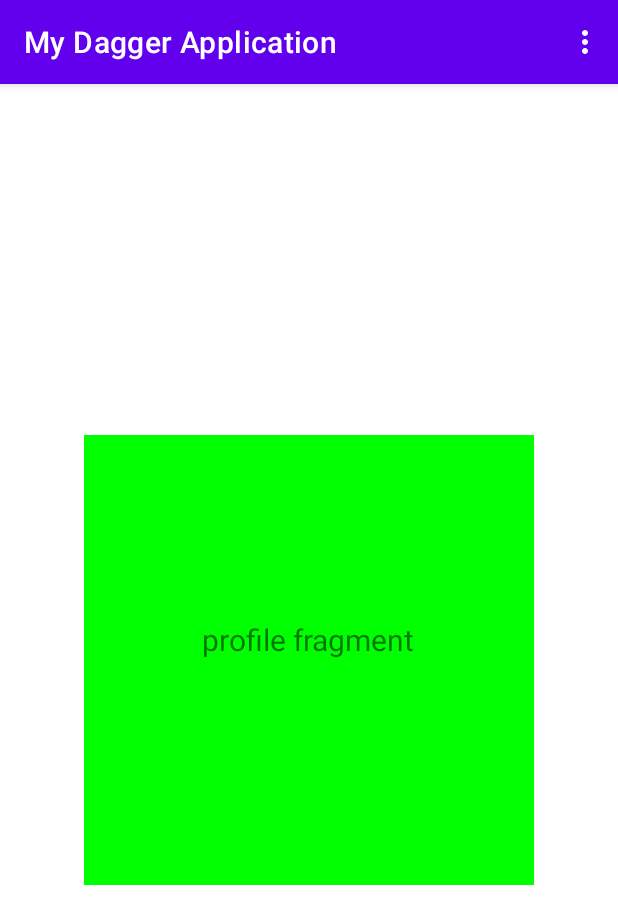
After one commit to ferrarijh/android-study-dagger-android-mvvm-rxjava, an Android app: the MainActivity screen opened directly, with no data from a screen before it, on a phone screen of 412 x 824 dp. The commit adds this screen. Shown: the top 924 px of the screen. Run offline under Robolectric (Android 15) with nearby library versions, the phone set to English and light mode, and no system bars; our stand-ins replace Dagger/Hilt's generated code.

Commit message:
feat: Practice multi-activities, fragment injection with different ViewModels

```diff
--- a/app/src/main/AndroidManifest.xml
+++ b/app/src/main/AndroidManifest.xml
@@ -19,6 +19,7 @@
                 <category android:name="android.intent.category.LAUNCHER" />
             </intent-filter>
         </activity>
+        <activity android:name=".ui.main.MainActivity"/>
     </application>
 
 </manifest>
--- a/app/src/main/java/com/example/mydaggerapplication/di/module/ActivityBuildersModule.kt
+++ b/app/src/main/java/com/example/mydaggerapplication/di/module/ActivityBuildersModule.kt
@@ -1,7 +1,9 @@
 package com.example.mydaggerapplication.di.module
 
 import com.example.mydaggerapplication.di.annotation.AuthScope
+import com.example.mydaggerapplication.di.annotation.MainScope
 import com.example.mydaggerapplication.ui.auth.AuthActivity
+import com.example.mydaggerapplication.ui.main.MainActivity
 import dagger.Module
 import dagger.android.ContributesAndroidInjector
 
@@ -12,4 +14,7 @@ abstract class ActivityBuildersModule {
     abstract fun contributeAuthActivity(): AuthActivity
 
     //add additional activities here annotated with @ContributesAndroidInjector
+    @MainScope
+    @ContributesAndroidInjector(modules=[FragmentBuildersModule::class, MainViewModelModule::class])
+    abstract fun contributeMainActivity(): MainActivity
 }
--- a/app/src/main/java/com/example/mydaggerapplication/di/module/AuthViewModelModule.kt
+++ b/app/src/main/java/com/example/mydaggerapplication/di/module/AuthViewModelModule.kt
@@ -8,9 +8,9 @@ import dagger.Binds
 import dagger.Module
 import dagger.multibindings.IntoMap
 
-
 @Module
 abstract class AuthViewModelModule {
+
     @Binds
     @IntoMap
     @ViewModelKey(AuthViewModel::class)
--- a/app/src/main/java/com/example/mydaggerapplication/network/AuthResource.kt
+++ b/app/src/main/java/com/example/mydaggerapplication/network/AuthResource.kt
@@ -4,7 +4,7 @@ sealed class AuthResource<T>(
     val data: T? = null,
     val message: String? = null
 ) {
-    class LogIn<T>(data: T) : AuthResource<T>(data)
+    class Login<T>(data: T) : AuthResource<T>(data)
     class Loading<T>(data: T? = null) : AuthResource<T>(data)
     class Error<T>(data: T? = null, message: String) : AuthResource<T>(data, message)
     class LogOut<T>: AuthResource<T>()
--- /dev/null
+++ b/app/src/main/java/com/example/mydaggerapplication/ui/BaseActivity.kt
@@ -0,0 +1,43 @@
+package com.example.mydaggerapplication.ui
+
+import android.content.Intent
+import android.util.Log
+import com.example.mydaggerapplication.network.AuthResource
+import com.example.mydaggerapplication.network.SessionManager
+import com.example.mydaggerapplication.ui.auth.AuthActivity
+import com.example.mydaggerapplication.user.User
+import dagger.android.support.DaggerAppCompatActivity
+import javax.inject.Inject
+
+//for all the activities EXCEPT AuthActivity
+open class BaseActivity: DaggerAppCompatActivity() {
+
+    @Inject protected lateinit var sessionManager: SessionManager
+
+    companion object{
+        const val TAG = "BaseActivity"
+    }
+
+    protected fun setAuthObserver(){
+        sessionManager.cachedUser.observe(this){
+            when(it){
+                is AuthResource.Loading<User> -> { }
+                is AuthResource.Login<User> -> {
+                    Log.d(TAG, "Authenticated with email [${it.data?.email}]")
+                }
+                is AuthResource.Error<User> -> {
+                    Log.d(TAG, "Error authenticating")
+                }
+                is AuthResource.LogOut<User> -> {
+                    goToAuth()
+                }
+            }
+        }
+    }
+
+    private fun goToAuth(){
+        val intent = Intent(this, AuthActivity::class.java)
+        startActivity(intent)
+        finish()
+    }
+}
--- a/app/src/main/java/com/example/mydaggerapplication/ui/auth/AuthViewModel.kt
+++ b/app/src/main/java/com/example/mydaggerapplication/ui/auth/AuthViewModel.kt
@@ -4,8 +4,8 @@ import android.util.Log
 import androidx.lifecycle.LiveData
 import androidx.lifecycle.LiveDataReactiveStreams
 import androidx.lifecycle.ViewModel
+import com.example.mydaggerapplication.di.annotation.AuthScope
 import com.example.mydaggerapplication.network.SessionManager
-import com.example.mydaggerapplication.di.annotation.AuthScope
 import com.example.mydaggerapplication.network.AuthApi
 import com.example.mydaggerapplication.network.AuthResource
 import com.example.mydaggerapplication.user.User
@@ -36,7 +36,7 @@ class AuthViewModel @Inject constructor(
                             if(it.id == -1)
                                 AuthResource.Error(it, "Invalid user")
                             else
-                                AuthResource.LogIn(it)
+                                AuthResource.Login(it)
                         }
                         .subscribeOn(Schedulers.io())
         )
--- a/app/src/main/java/com/example/mydaggerapplication/ui/auth/LoadingDialog.kt
+++ b/app/src/main/java/com/example/mydaggerapplication/ui/dialog/LoadingDialog.kt
@@ -1,4 +1,4 @@
-package com.example.mydaggerapplication.ui.auth
+package com.example.mydaggerapplication.ui.dialog
 
 import android.app.Dialog
 import android.content.Context
--- /dev/null
+++ b/app/src/main/java/com/example/mydaggerapplication/ui/main/MainActivity.kt
@@ -0,0 +1,43 @@
+package com.example.mydaggerapplication.ui.main
+
+import android.os.Bundle
+import android.view.Menu
+import android.view.MenuItem
+import com.example.mydaggerapplication.R
+import com.example.mydaggerapplication.databinding.ActivityMainBinding
+import com.example.mydaggerapplication.di.annotation.MainScope
+import com.example.mydaggerapplication.ui.BaseActivity
+import com.example.mydaggerapplication.ui.main.profile.ProfileFragment
+
+@MainScope
+class MainActivity: BaseActivity(){
+
+    private val vBinding by lazy{ActivityMainBinding.inflate(layoutInflater)}
+
+    override fun onCreate(savedInstanceState: Bundle?) {
+        super.onCreate(savedInstanceState)
+        setContentView(vBinding.root)
+
+        setProfileFragment()
+        setAuthObserver()
+//        setTextObserver()
+    }
+
+    override fun onCreateOptionsMenu(menu: Menu?): Boolean {
+        menuInflater.inflate(R.menu.menu_main, menu)
+        return true
+    }
+
+    override fun onOptionsItemSelected(item: MenuItem): Boolean {
+        when(item.itemId){
+            R.id.log_out -> sessionManager.logOut()
+        }
+        return super.onOptionsItemSelected(item)
+    }
+
+    private fun setProfileFragment(){
+        supportFragmentManager.beginTransaction()
+            .add(R.id.container_fragment, ProfileFragment())
+            .commit()
+    }
+}
--- /dev/null
+++ b/app/src/main/java/com/example/mydaggerapplication/ui/main/profile/ProfileFragment.kt
@@ -0,0 +1,64 @@
+package com.example.mydaggerapplication.ui.main.profile
+
+import android.os.Bundle
+import android.view.LayoutInflater
+import android.view.View
+import android.view.ViewGroup
+import androidx.lifecycle.ViewModelProvider
+import com.example.mydaggerapplication.databinding.FragmentProfileBinding
+import com.example.mydaggerapplication.di.factory.ViewModelFactory
+import com.example.mydaggerapplication.network.AuthResource
+import com.example.mydaggerapplication.user.User
+import dagger.android.support.DaggerFragment
+import javax.inject.Inject
+
+class ProfileFragment: DaggerFragment() {
+
+    @Inject lateinit var factory: ViewModelFactory
+    private  val pViewModel by lazy{ ViewModelProvider(this, factory).get(ProfileViewModel::class.java)}
+
+    private var _vBinding: FragmentProfileBinding? = null
+    private val vBinding
+        get() = _vBinding
+
+    override fun onCreateView(
+        inflater: LayoutInflater,
+        container: ViewGroup?,
+        savedInstanceState: Bundle?
+    ): View? {
+        _vBinding = FragmentProfileBinding.inflate(inflater, container, false)
+        return vBinding?.root
+    }
+
+    override fun onViewCreated(view: View, savedInstanceState: Bundle?) {
+        super.onViewCreated(view, savedInstanceState)
+
+        setProfileObserver()
+    }
+
+    private fun setProfileObserver(){
+//        pViewModel.getUser().removeObservers(viewLifecycleOwner)
+        pViewModel.getUser().observe(viewLifecycleOwner){
+            when (it){
+                is AuthResource.Login<User> -> setProfileDetails(it)
+                is AuthResource.Error<User> -> setErrorDetails(it.message)
+                else -> {}
+            }
+        }
+    }
+
+    private fun setProfileDetails(userRes: AuthResource.Login<User>){
+        vBinding!!.apply{
+            tvEmail.text = userRes.data!!.email
+            tvName.text = userRes.data.name
+        }
+    }
+
+    private fun setErrorDetails(msg: String?){
+        vBinding!!.apply{
+
+            tvEmail.text = msg
+            tvName.text = msg
+        }
+    }
+}
--- /dev/null
+++ b/app/src/main/java/com/example/mydaggerapplication/ui/main/profile/ProfileViewModel.kt
@@ -0,0 +1,19 @@
+package com.example.mydaggerapplication.ui.main.profile
+
+import androidx.lifecycle.LiveData
+import androidx.lifecycle.ViewModel
+import com.example.mydaggerapplication.di.annotation.MainScope
+import com.example.mydaggerapplication.network.AuthResource
+import com.example.mydaggerapplication.network.SessionManager
+import com.example.mydaggerapplication.user.User
+import javax.inject.Inject
+
+@MainScope
+class ProfileViewModel @Inject constructor(
+    val sessionManager: SessionManager
+) : ViewModel() {
+
+    fun getUser(): LiveData<AuthResource<User>>{
+        return sessionManager.cachedUser
+    }
+}
--- /dev/null
+++ b/app/src/main/res/layout/activity_main.xml
@@ -0,0 +1,12 @@
+<?xml version="1.0" encoding="utf-8"?>
+<LinearLayout
+    xmlns:android="http://schemas.android.com/apk/res/android" android:layout_width="match_parent"
+    android:layout_height="match_parent"
+    android:orientation="vertical"
+    android:gravity="center">
+
+    <FrameLayout
+        android:id="@+id/container_fragment"
+        android:layout_width="300dp"
+        android:layout_height="300dp"/>
+</LinearLayout>
--- /dev/null
+++ b/app/src/main/res/layout/fragment_profile.xml
@@ -0,0 +1,23 @@
+<?xml version="1.0" encoding="utf-8"?>
+<LinearLayout
+    xmlns:android="http://schemas.android.com/apk/res/android" android:layout_width="match_parent"
+    android:layout_height="match_parent"
+    android:background="#00FF00"
+    android:orientation="vertical"
+    android:gravity="center">
+
+    <TextView
+        android:id="@+id/tv_name"
+        android:layout_gravity="center"
+        android:layout_width="wrap_content"
+        android:layout_height="wrap_content"
+        android:text="profile fragment"
+        android:textSize="20sp"/>
+
+    <TextView
+        android:id="@+id/tv_email"
+        android:layout_width="wrap_content"
+        android:layout_height="wrap_content"
+        android:textSize="20sp"/>
+
+</LinearLayout>
--- /dev/null
+++ b/app/src/main/res/menu/menu_main.xml
@@ -0,0 +1,5 @@
+<?xml version="1.0" encoding="utf-8"?>
+<menu xmlns:android="http://schemas.android.com/apk/res/android">
+    <item android:id="@+id/log_out"
+        android:title="@string/log_out"/>
+</menu>
--- a/app/src/main/res/values/strings.xml
+++ b/app/src/main/res/values/strings.xml
@@ -1,3 +1,4 @@
 <resources>
     <string name="app_name">My Dagger Application</string>
+    <string name="log_out">Log Out</string>
 </resources>
```
Also changed, not shown: app/src/main/java/com/example/mydaggerapplication/di/annotation/MainScope.kt (added, +8 -0 lines), app/src/main/java/com/example/mydaggerapplication/di/module/FragmentBuildersModule.kt (added, +11 -0 lines), app/src/main/java/com/example/mydaggerapplication/di/module/MainViewModelModule.kt (added, +18 -0 lines), app/src/main/java/com/example/mydaggerapplication/ui/auth/AuthActivity.kt (+37 -3 lines), 1 other file.
